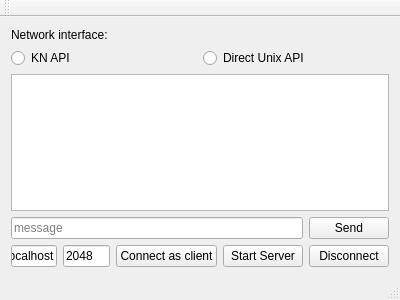
The window that ChatClient/chatwindow.ui (enra64/KommunikationUndNetze) describes before a commit, drawn with Qt 5.
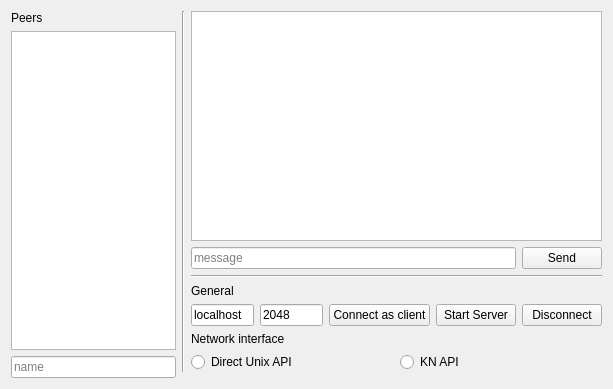
The same window after the commit.

Commit message: added ui widgets for names & peerlist

What changed in the file:
```diff
--- a/ChatClient/chatwindow.ui
+++ b/ChatClient/chatwindow.ui
@@ -6,8 +6,8 @@
    <rect>
     <x>0</x>
     <y>0</y>
-    <width>400</width>
-    <height>300</height>
+    <width>613</width>
+    <height>389</height>
    </rect>
   </property>
   <property name="windowTitle">
@@ -15,43 +15,21 @@
   </property>
   <widget class="QWidget" name="centralWidget">
    <layout class="QGridLayout" name="gridLayout">
-    <item row="0" column="0">
-     <layout class="QVBoxLayout" name="verticalLayout" stretch="0,0,0,0">
-      <item>
-       <widget class="QLabel" name="label">
-        <property name="text">
-         <string>Network interface:</string>
-        </property>
-       </widget>
-      </item>
-      <item>
-       <layout class="QHBoxLayout" name="horizontalLayout_3">
-        <item>
-         <widget class="QRadioButton" name="knApiRadio">
-          <property name="text">
-           <string>KN API</string>
-          </property>
-         </widget>
-        </item>
-        <item>
-         <widget class="QRadioButton" name="unixApiRadio">
-          <property name="text">
-           <string>Direct Unix API</string>
-          </property>
-         </widget>
-        </item>
-       </layout>
-      </item>
+    <item row="0" column="3">
+     <layout class="QVBoxLayout" name="rightPane" stretch="0,0,0,0,0,0,0">
       <item>
        <widget class="QTextBrowser" name="chatHistory"/>
       </item>
       <item>
-       <layout class="QHBoxLayout" name="horizontalLayout">
+       <layout class="QHBoxLayout" name="sendLayout">
         <item>
          <widget class="QLineEdit" name="sendText">
           <property name="placeholderText">
            <string>message</string>
           </property>
+          <property name="clearButtonEnabled">
+           <bool>false</bool>
+          </property>
          </widget>
         </item>
         <item>
@@ -63,10 +41,22 @@
         </item>
        </layout>
       </item>
-     </layout>
-    </item>
-    <item row="2" column="0">
-     <layout class="QHBoxLayout" name="horizontalLayout_2">
+      <item>
+       <widget class="Line" name="line">
+        <property name="orientation">
+         <enum>Qt::Horizontal</enum>
+        </property>
+       </widget>
+      </item>
+      <item>
+       <widget class="QLabel" name="generalSettingsLabel">
+        <property name="text">
+         <string>General</string>
+        </property>
+       </widget>
+      </item>
+      <item>
+       <layout class="QHBoxLayout" name="generalSettingsLayout">
       <item>
        <widget class="QLineEdit" name="hostText">
         <property name="text">
@@ -110,6 +100,61 @@
       </item>
      </layout>
     </item>
+      <item>
+       <widget class="QLabel" name="networkRadioLabel">
+        <property name="text">
+         <string>Network interface</string>
+        </property>
+       </widget>
+      </item>
+      <item>
+       <layout class="QHBoxLayout" name="networkRadioLayout">
+        <item>
+         <widget class="QRadioButton" name="unixApiRadio">
+          <property name="text">
+           <string>Direct Unix API</string>
+          </property>
+         </widget>
+        </item>
+        <item>
+         <widget class="QRadioButton" name="knApiRadio">
+          <property name="text">
+           <string>KN API</string>
+          </property>
+         </widget>
+        </item>
+       </layout>
+      </item>
+     </layout>
+    </item>
+    <item row="0" column="0" rowspan="2">
+     <layout class="QVBoxLayout" name="leftPane">
+      <item>
+       <widget class="QLabel" name="peersLabel">
+        <property name="text">
+         <string>Peers</string>
+        </property>
+       </widget>
+      </item>
+      <item>
+       <widget class="QListWidget" name="peerList"/>
+      </item>
+      <item>
+       <widget class="QLineEdit" name="nameEdit">
+        <property name="placeholderText">
+         <string>name</string>
+        </property>
+       </widget>
+      </item>
+     </layout>
+    </item>
+    <item row="0" column="2">
+     <widget class="Line" name="line_2">
+      <property name="orientation">
+       <enum>Qt::Vertical</enum>
+      </property>
+     </widget>
+    </item>
    </layout>
   </widget>
   <widget class="QMenuBar" name="menuBar">
@@ -122,15 +167,6 @@
     </rect>
    </property>
   </widget>
-  <widget class="QToolBar" name="mainToolBar">
-   <attribute name="toolBarArea">
-    <enum>TopToolBarArea</enum>
-   </attribute>
-   <attribute name="toolBarBreak">
-    <bool>false</bool>
-   </attribute>
-  </widget>
-  <widget class="QStatusBar" name="statusBar"/>
  </widget>
  <layoutdefault spacing="6" margin="11"/>
  <resources/>
```
Left out of the diff: 5 changed lines with no effect on the pictures. Lines whose indentation alone changed are shown as unchanged. The commit also changes 1 other file.
